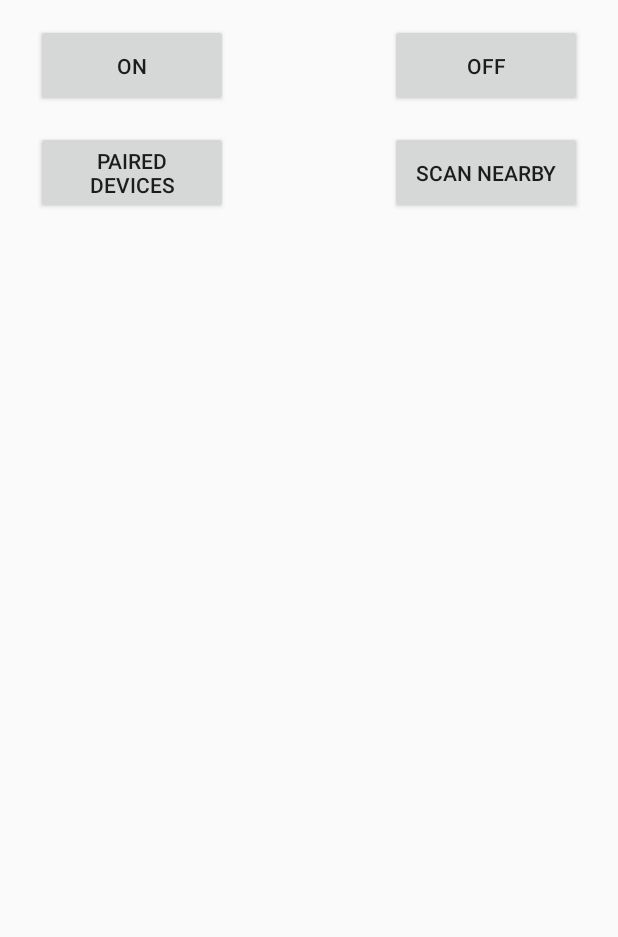
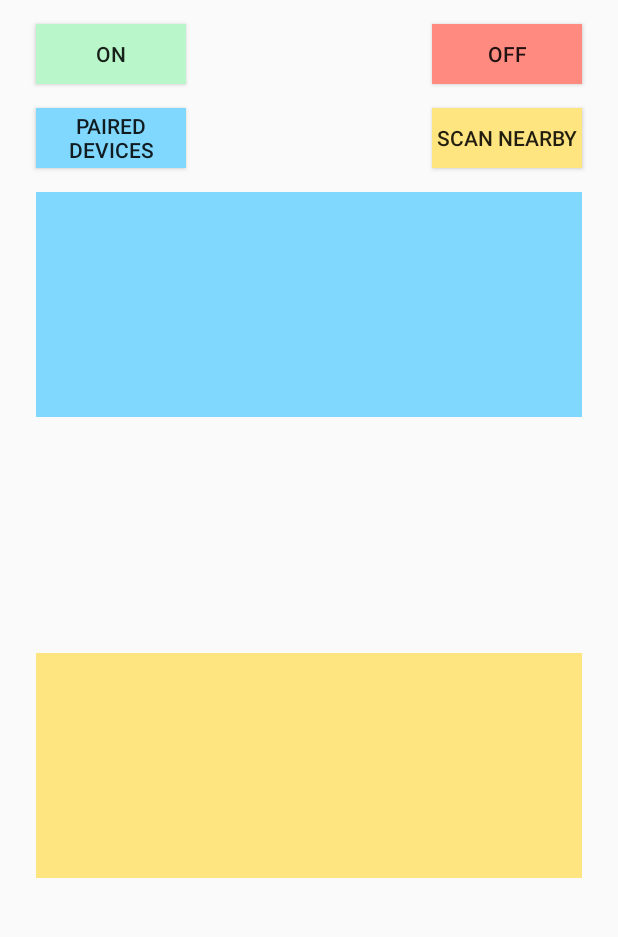
Before and after one commit to adityakushwah112/Demo-Bluetooth-App, an Android app: the screen it shows after launch (MainActivity), on a phone screen of 412 x 824 dp, the part 110-1047 px from its top. Run offline under Robolectric (Android 15) with nearby library versions, the phone set to English and light mode, and no system bars.

Commit message:
Update: Scan Nearby Devices

```diff
--- a/app/src/main/java/com/example/bluetooths/MainActivity.java
+++ b/app/src/main/java/com/example/bluetooths/MainActivity.java
@@ -2,7 +2,10 @@ package com.example.bluetooths;
 
 import android.bluetooth.BluetoothAdapter;
 import android.bluetooth.BluetoothDevice;
+import android.content.BroadcastReceiver;
+import android.content.Context;
 import android.content.Intent;
+import android.content.IntentFilter;
 import android.graphics.Color;
 import android.os.Bundle;
 import androidx.annotation.Nullable;
@@ -23,6 +26,7 @@ public class MainActivity extends AppCompatActivity {
     BluetoothAdapter myBluetoothAdapter;
     ListView listView, scanListView;
     ArrayList<String> stringArrayList = new ArrayList<String>();
+    ArrayAdapter<String> arrayAdapter;
 
     Intent btEnablingIntent;
     int requestCodeForEnable;
@@ -54,10 +58,43 @@ public class MainActivity extends AppCompatActivity {
         buttonScan.setOnClickListener(new View.OnClickListener() {
             @Override
             public void onClick(View v) {
-
+                myBluetoothAdapter.startDiscovery();
             }
         });
+
+        IntentFilter intentFilter = new IntentFilter(BluetoothDevice.ACTION_FOUND);
+        registerReceiver(myReciever,intentFilter);
+
+        arrayAdapter = new ArrayAdapter<String>(getApplicationContext(), android.R.layout.simple_list_item_1, stringArrayList) {
+            @Override
+            public View getView(int position, View convertView, ViewGroup parent){
+                // Get the Item from ListView
+                View view = super.getView(position, convertView, parent);
+
+                // Initialize a TextView for ListView each Item
+                TextView tv = (TextView) view.findViewById(android.R.id.text1);
+
+                // Set the text color of TextView (ListView Item)
+                tv.setTextColor(Color.BLACK);
+
+                // Generate ListView Item using TextView
+                return view;
+            }
+        };
+        scanListView.setAdapter(arrayAdapter);
     }
+
+    BroadcastReceiver myReciever = new BroadcastReceiver() {
+        @Override
+        public void onReceive(Context context, Intent intent) {
+            String action = intent.getAction();
+            if(BluetoothDevice.ACTION_FOUND.equals(action)) {
+                BluetoothDevice device = intent.getParcelableExtra(BluetoothDevice.EXTRA_DEVICE);
+                stringArrayList.add(device.getName());
+                arrayAdapter.notifyDataSetChanged();
+            }
+        }
+    };
 
     /* Get list of all paired devices into a list view */
     private void pairedDeviceButton() {
--- a/app/src/main/res/layout/activity_main.xml
+++ b/app/src/main/res/layout/activity_main.xml
@@ -10,20 +10,22 @@
 
     <Button
         android:id="@+id/btON"
-        android:layout_width="128dp"
-        android:layout_height="55dp"
+        android:layout_width="100dp"
+        android:layout_height="40dp"
         android:layout_marginStart="8dp"
         android:layout_marginTop="16dp"
+        android:background="#B9F6CA"
         android:text="ON"
         app:layout_constraintStart_toStartOf="parent"
         app:layout_constraintTop_toBottomOf="@+id/textView" />
 
     <Button
         android:id="@+id/btOFF"
-        android:layout_width="128dp"
-        android:layout_height="55dp"
+        android:layout_width="100dp"
+        android:layout_height="40dp"
         android:layout_marginTop="16dp"
         android:layout_marginEnd="8dp"
+        android:background="#FF8A80"
         android:text="OFF"
         app:layout_constraintEnd_toEndOf="parent"
         app:layout_constraintTop_toBottomOf="@+id/textView" />
@@ -43,42 +45,47 @@
 
     <Button
         android:id="@+id/btPair"
-        android:layout_width="128dp"
-        android:layout_height="55dp"
+        android:layout_width="100dp"
+        android:layout_height="40dp"
         android:layout_marginStart="8dp"
         android:layout_marginTop="16dp"
+        android:background="#80D8FF"
         android:text="Paired devices"
         app:layout_constraintStart_toStartOf="parent"
         app:layout_constraintTop_toBottomOf="@+id/btON" />
 
     <ListView
         android:id="@+id/listview"
-        android:layout_width="180dp"
-        android:layout_height="0dp"
+        android:layout_width="0dp"
+        android:layout_height="150dp"
+        android:layout_marginStart="8dp"
         android:layout_marginTop="16dp"
-        android:layout_marginEnd="16dp"
-        android:layout_marginBottom="8dp"
-        app:layout_constraintBottom_toBottomOf="parent"
-        app:layout_constraintEnd_toStartOf="@+id/secondList"
+        android:layout_marginEnd="8dp"
+        android:background="#80D8FF"
+        app:layout_constraintEnd_toEndOf="parent"
         app:layout_constraintStart_toStartOf="parent"
         app:layout_constraintTop_toBottomOf="@+id/btPair" />
 
     <ListView
         android:id="@+id/secondList"
-        android:layout_width="180dp"
-        android:layout_height="0dp"
-        android:layout_marginTop="16dp"
-        android:layout_marginBottom="8dp"
+        android:layout_width="0dp"
+        android:layout_height="150dp"
+        android:layout_marginStart="8dp"
+        android:layout_marginTop="8dp"
+        android:layout_marginEnd="8dp"
+        android:background="#FFE57F"
         app:layout_constraintBottom_toBottomOf="parent"
         app:layout_constraintEnd_toEndOf="parent"
-        app:layout_constraintTop_toBottomOf="@+id/btScan" />
+        app:layout_constraintStart_toStartOf="parent"
+        app:layout_constraintTop_toBottomOf="@+id/listview" />
 
     <Button
         android:id="@+id/btScan"
-        android:layout_width="128dp"
-        android:layout_height="55dp"
+        android:layout_width="100dp"
+        android:layout_height="40dp"
         android:layout_marginTop="16dp"
         android:layout_marginEnd="8dp"
+        android:background="#FFE57F"
         android:text="SCAN NEARBY"
         app:layout_constraintEnd_toEndOf="parent"
         app:layout_constraintTop_toBottomOf="@+id/btOFF" />
```
